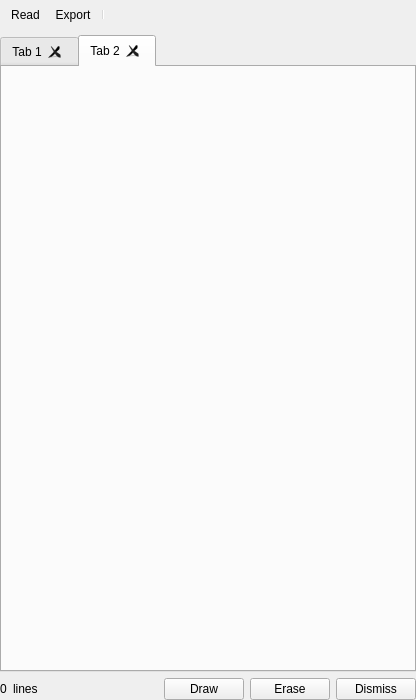
The window that specviz/plugins/line_labels/ui/linelists_window.ui (spacetelescope/specviz) describes before a commit, drawn with Qt 5.
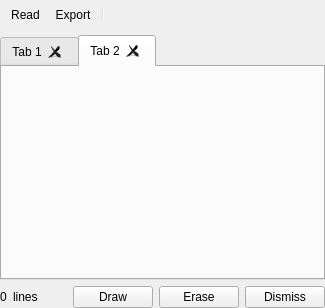
The same window after the commit. Icons and pictures are not drawn.

Diff of the .ui file:
```diff
--- a/specviz/plugins/line_labels/ui/linelists_window.ui
+++ b/specviz/plugins/line_labels/ui/linelists_window.ui
@@ -6,28 +6,10 @@
    <rect>
     <x>0</x>
     <y>0</y>
-    <width>416</width>
-    <height>700</height>
+    <width>325</width>
+    <height>308</height>
    </rect>
   </property>
-  <property name="sizePolicy">
-   <sizepolicy hsizetype="Minimum" vsizetype="Preferred">
-    <horstretch>0</horstretch>
-    <verstretch>0</verstretch>
-   </sizepolicy>
-  </property>
-  <property name="minimumSize">
-   <size>
-    <width>300</width>
-    <height>350</height>
-   </size>
-  </property>
-  <property name="maximumSize">
-   <size>
-    <width>16777215</width>
-    <height>16777215</height>
-   </size>
-  </property>
   <property name="windowTitle">
    <string>MainWindow</string>
   </property>
@@ -46,12 +28,6 @@
    </property>
    <item>
     <widget class="QToolBar" name="main_toolbar">
-     <property name="sizePolicy">
-      <sizepolicy hsizetype="Expanding" vsizetype="Fixed">
-       <horstretch>0</horstretch>
-       <verstretch>0</verstretch>
-      </sizepolicy>
-     </property>
      <property name="windowTitle">
       <string>Main Tool Bar</string>
      </property>
@@ -88,23 +64,8 @@
      </property>
      <item row="0" column="0">
       <layout class="QVBoxLayout" name="verticalLayout">
-       <property name="sizeConstraint">
-        <enum>QLayout::SetMaximumSize</enum>
-       </property>
        <item>
         <widget class="QWidget" name="linelist_holder_widget" native="true">
-         <property name="sizePolicy">
-          <sizepolicy hsizetype="Preferred" vsizetype="Preferred">
-           <horstretch>0</horstretch>
-           <verstretch>0</verstretch>
-          </sizepolicy>
-         </property>
-         <property name="minimumSize">
-          <size>
-           <width>400</width>
-           <height>0</height>
-          </size>
-         </property>
          <layout class="QGridLayout" name="gridLayout">
           <property name="leftMargin">
            <number>0</number>
@@ -120,12 +81,6 @@
           </property>
           <item row="0" column="0">
            <widget class="QTabWidget" name="tab_widget">
-            <property name="sizePolicy">
-             <sizepolicy hsizetype="Expanding" vsizetype="Expanding">
-              <horstretch>0</horstretch>
-              <verstretch>0</verstretch>
-             </sizepolicy>
-            </property>
             <property name="currentIndex">
              <number>1</number>
             </property>
@@ -151,9 +106,6 @@
      </item>
      <item row="1" column="0">
       <layout class="QHBoxLayout" name="horizontalLayout" stretch="0,0,0,0,0,0">
-       <property name="sizeConstraint">
-        <enum>QLayout::SetMaximumSize</enum>
-       </property>
        <property name="leftMargin">
         <number>0</number>
        </property>
```
